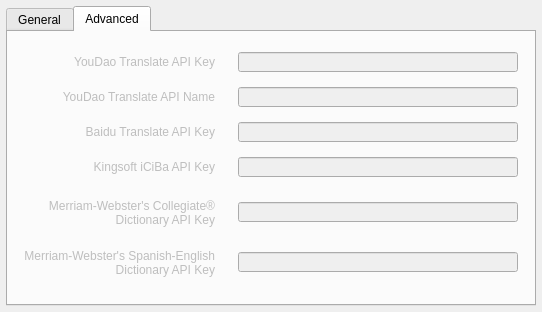
First picture: the form in contents/ui/config.ui, repository librehat/kdictionary, before the edit.
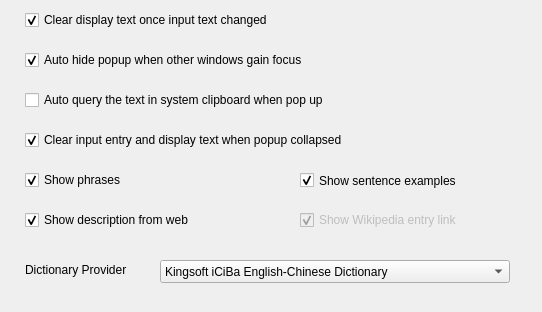
Second picture: the form after the edit. The open tabs and pages were chosen to show the change.

```diff
--- a/contents/ui/config.ui
+++ b/contents/ui/config.ui
@@ -19,28 +19,12 @@
   <property name="windowTitle">
    <string>Form</string>
   </property>
-  <widget class="QTabWidget" name="tabWidget">
-   <property name="geometry">
-    <rect>
-     <x>6</x>
-     <y>6</y>
-     <width>530</width>
-     <height>300</height>
-    </rect>
-   </property>
-   <property name="currentIndex">
-    <number>0</number>
-   </property>
-   <widget class="QWidget" name="tabGen">
-    <attribute name="title">
-     <string>General</string>
-    </attribute>
     <widget class="QCheckBox" name="kcfg_autoClear">
      <property name="geometry">
       <rect>
        <x>25</x>
-       <y>15</y>
-       <width>321</width>
+     <y>10</y>
+     <width>361</width>
        <height>20</height>
       </rect>
      </property>
@@ -51,11 +35,68 @@
       <bool>true</bool>
      </property>
     </widget>
+  <widget class="QCheckBox" name="kcfg_autoHide">
+   <property name="geometry">
+    <rect>
+     <x>25</x>
+     <y>50</y>
+     <width>331</width>
+     <height>20</height>
+    </rect>
+   </property>
+   <property name="toolTip">
+    <string>Only available when used as a popup applet.</string>
+   </property>
+   <property name="text">
+    <string>Auto hide popup when other windows gain focus</string>
+   </property>
+   <property name="checked">
+    <bool>true</bool>
+   </property>
+  </widget>
+  <widget class="QCheckBox" name="kcfg_autoQuery">
+   <property name="geometry">
+    <rect>
+     <x>25</x>
+     <y>90</y>
+     <width>381</width>
+     <height>20</height>
+    </rect>
+   </property>
+   <property name="toolTip">
+    <string>Only available when used as a popup applet.</string>
+   </property>
+   <property name="text">
+    <string>Auto query the text in system clipboard when pop up</string>
+   </property>
+   <property name="checked">
+    <bool>false</bool>
+   </property>
+  </widget>
+  <widget class="QCheckBox" name="kcfg_clearCollapsed">
+   <property name="geometry">
+    <rect>
+     <x>25</x>
+     <y>130</y>
+     <width>351</width>
+     <height>20</height>
+    </rect>
+   </property>
+   <property name="toolTip">
+    <string>Only available when used as a popup applet.</string>
+   </property>
+   <property name="text">
+    <string>Clear input entry and display text when popup collapsed</string>
+   </property>
+   <property name="checked">
+    <bool>true</bool>
+   </property>
+  </widget>
     <widget class="QCheckBox" name="kcfg_showPhrases">
      <property name="geometry">
       <rect>
        <x>25</x>
-       <y>155</y>
+     <y>170</y>
        <width>251</width>
        <height>20</height>
       </rect>
@@ -70,11 +111,43 @@
       <bool>true</bool>
      </property>
     </widget>
+  <widget class="QCheckBox" name="kcfg_showWebdict">
+   <property name="geometry">
+    <rect>
+     <x>25</x>
+     <y>210</y>
+     <width>251</width>
+     <height>20</height>
+    </rect>
+   </property>
+   <property name="toolTip">
+    <string>&lt;html&gt;&lt;head/&gt;&lt;body&gt;&lt;p&gt;Show description from web content.&lt;/p&gt;&lt;p&gt;Note: It's different from online dictionary providers.&lt;/p&gt;&lt;/body&gt;&lt;/html&gt;</string>
+   </property>
+   <property name="text">
+    <string>Show description from web</string>
+   </property>
+   <property name="checked">
+    <bool>true</bool>
+   </property>
+  </widget>
+  <widget class="QLabel" name="label_dictProvider">
+   <property name="geometry">
+    <rect>
+     <x>25</x>
+     <y>260</y>
+     <width>110</width>
+     <height>20</height>
+    </rect>
+   </property>
+   <property name="text">
+    <string>Dictionary Provider</string>
+   </property>
+  </widget>
     <widget class="QComboBox" name="kcfg_dictProvider">
      <property name="geometry">
       <rect>
-       <x>150</x>
-       <y>225</y>
+     <x>160</x>
+     <y>260</y>
        <width>350</width>
        <height>23</height>
       </rect>
@@ -115,65 +188,11 @@
       </property>
      </item>
     </widget>
-    <widget class="QLabel" name="label_dictProvider">
-     <property name="geometry">
-      <rect>
-       <x>25</x>
-       <y>225</y>
-       <width>110</width>
-       <height>20</height>
-      </rect>
-     </property>
-     <property name="text">
-      <string>Dictionary Provider</string>
-     </property>
-    </widget>
-    <widget class="QCheckBox" name="kcfg_showWebdict">
-     <property name="geometry">
-      <rect>
-       <x>25</x>
-       <y>190</y>
-       <width>251</width>
-       <height>20</height>
-      </rect>
-     </property>
-     <property name="toolTip">
-      <string>&lt;html&gt;&lt;head/&gt;&lt;body&gt;&lt;p&gt;Show description from web content.&lt;/p&gt;&lt;p&gt;Note: It's different from online dictionary providers.&lt;/p&gt;&lt;/body&gt;&lt;/html&gt;</string>
-     </property>
-     <property name="text">
-      <string>Show description from web</string>
-     </property>
-     <property name="checked">
-      <bool>true</bool>
-     </property>
-    </widget>
-    <widget class="QCheckBox" name="kcfg_showWiki">
-     <property name="enabled">
-      <bool>false</bool>
-     </property>
-     <property name="geometry">
-      <rect>
-       <x>290</x>
-       <y>190</y>
-       <width>220</width>
-       <height>20</height>
-      </rect>
-     </property>
-     <property name="text">
-      <string>Show Wikipedia entry link</string>
-     </property>
-     <property name="checkable">
-      <bool>true</bool>
-     </property>
-     <property name="checked">
-      <bool>true</bool>
-     </property>
-    </widget>
     <widget class="QCheckBox" name="kcfg_showSentences">
      <property name="geometry">
       <rect>
-       <x>290</x>
-       <y>155</y>
+     <x>300</x>
+     <y>170</y>
        <width>220</width>
        <height>21</height>
       </rect>
@@ -185,291 +204,27 @@
       <bool>true</bool>
      </property>
     </widget>
-    <widget class="QCheckBox" name="kcfg_autoHide">
-     <property name="geometry">
-      <rect>
-       <x>25</x>
-       <y>50</y>
-       <width>331</width>
-       <height>20</height>
-      </rect>
-     </property>
-     <property name="toolTip">
-      <string>Only available when used as a popup applet.</string>
-     </property>
-     <property name="text">
-      <string>Auto hide popup when other windows gain focus</string>
-     </property>
-     <property name="checked">
-      <bool>true</bool>
-     </property>
-    </widget>
-    <widget class="QCheckBox" name="kcfg_clearCollapsed">
-     <property name="geometry">
-      <rect>
-       <x>25</x>
-       <y>120</y>
-       <width>351</width>
-       <height>20</height>
-      </rect>
-     </property>
-     <property name="toolTip">
-      <string>Only available when used as a popup applet.</string>
-     </property>
-     <property name="text">
-      <string>Clear input entry and display text when popup collapsed</string>
-     </property>
-     <property name="checked">
-      <bool>true</bool>
-     </property>
-    </widget>
-    <widget class="QCheckBox" name="kcfg_autoQuery">
-     <property name="geometry">
-      <rect>
-       <x>25</x>
-       <y>85</y>
-       <width>381</width>
-       <height>20</height>
-      </rect>
-     </property>
-     <property name="toolTip">
-      <string>Only available when used as a popup applet.</string>
-     </property>
-     <property name="text">
-      <string>Auto query the text in system clipboard when pop up</string>
-     </property>
-     <property name="checked">
-      <bool>false</bool>
-     </property>
-    </widget>
-   </widget>
-   <widget class="QWidget" name="tabAdv">
+  <widget class="QCheckBox" name="kcfg_showWiki">
     <property name="enabled">
      <bool>false</bool>
     </property>
-    <attribute name="title">
-     <string>Advanced</string>
-    </attribute>
-    <widget class="QLineEdit" name="kcfg_youdao_key">
-     <property name="enabled">
-      <bool>false</bool>
-     </property>
      <property name="geometry">
       <rect>
-       <x>230</x>
-       <y>20</y>
-       <width>280</width>
-       <height>20</height>
-      </rect>
-     </property>
-     <property name="maxLength">
-      <number>100</number>
-     </property>
-     <property name="echoMode">
-      <enum>QLineEdit::PasswordEchoOnEdit</enum>
-     </property>
-    </widget>
-    <widget class="QLineEdit" name="kcfg_youdao_name">
-     <property name="enabled">
-      <bool>false</bool>
-     </property>
-     <property name="geometry">
-      <rect>
-       <x>230</x>
-       <y>55</y>
-       <width>280</width>
-       <height>20</height>
-      </rect>
-     </property>
-     <property name="maxLength">
-      <number>100</number>
-     </property>
-     <property name="echoMode">
-      <enum>QLineEdit::PasswordEchoOnEdit</enum>
-     </property>
-    </widget>
-    <widget class="QLineEdit" name="kcfg_baidu_key">
-     <property name="enabled">
-      <bool>false</bool>
-     </property>
-     <property name="geometry">
-      <rect>
-       <x>230</x>
-       <y>90</y>
-       <width>280</width>
-       <height>20</height>
-      </rect>
-     </property>
-     <property name="maxLength">
-      <number>100</number>
-     </property>
-     <property name="echoMode">
-      <enum>QLineEdit::PasswordEchoOnEdit</enum>
-     </property>
-    </widget>
-    <widget class="QLineEdit" name="kcfg_iciba_key">
-     <property name="enabled">
-      <bool>false</bool>
-     </property>
-     <property name="geometry">
-      <rect>
-       <x>230</x>
-       <y>125</y>
-       <width>280</width>
-       <height>20</height>
-      </rect>
-     </property>
-     <property name="maxLength">
-      <number>100</number>
-     </property>
-     <property name="echoMode">
-      <enum>QLineEdit::PasswordEchoOnEdit</enum>
-     </property>
-    </widget>
-    <widget class="QLabel" name="label_ydkey">
-     <property name="geometry">
-      <rect>
-       <x>16</x>
-       <y>20</y>
-       <width>191</width>
-       <height>20</height>
-      </rect>
-     </property>
-     <property name="text">
-      <string>YouDao Translate API Key</string>
-     </property>
-     <property name="alignment">
-      <set>Qt::AlignRight|Qt::AlignTrailing|Qt::AlignVCenter</set>
-     </property>
-    </widget>
-    <widget class="QLabel" name="label_ydname">
-     <property name="geometry">
-      <rect>
-       <x>16</x>
-       <y>55</y>
-       <width>191</width>
-       <height>20</height>
-      </rect>
-     </property>
-     <property name="text">
-      <string>YouDao Translate API Name</string>
-     </property>
-     <property name="alignment">
-      <set>Qt::AlignRight|Qt::AlignTrailing|Qt::AlignVCenter</set>
-     </property>
-    </widget>
-    <widget class="QLabel" name="label_baidu">
-     <property name="geometry">
-      <rect>
-       <x>16</x>
-       <y>90</y>
-       <width>191</width>
-       <height>20</height>
-      </rect>
-     </property>
-     <property name="text">
-      <string>Baidu Translate API Key</string>
-     </property>
-     <property name="alignment">
-      <set>Qt::AlignRight|Qt::AlignTrailing|Qt::AlignVCenter</set>
-     </property>
-    </widget>
-    <widget class="QLabel" name="label_iciba">
-     <property name="geometry">
-      <rect>
-       <x>16</x>
-       <y>125</y>
-       <width>191</width>
-       <height>20</height>
-      </rect>
-     </property>
-     <property name="text">
-      <string>Kingsoft iCiBa API Key</string>
-     </property>
-     <property name="alignment">
-      <set>Qt::AlignRight|Qt::AlignTrailing|Qt::AlignVCenter</set>
-     </property>
-    </widget>
-    <widget class="QLabel" name="label_mwcd">
-     <property name="geometry">
-      <rect>
-       <x>16</x>
-       <y>160</y>
-       <width>191</width>
-       <height>41</height>
-      </rect>
-     </property>
-     <property name="text">
-      <string>Merriam-Webster's Collegiate® Dictionary API Key</string>
-     </property>
-     <property name="alignment">
-      <set>Qt::AlignRight|Qt::AlignTrailing|Qt::AlignVCenter</set>
-     </property>
-     <property name="wordWrap">
-      <bool>true</bool>
-     </property>
-    </widget>
-    <widget class="QLineEdit" name="kcfg_mwcd_key">
-     <property name="enabled">
-      <bool>false</bool>
-     </property>
-     <property name="geometry">
-      <rect>
-       <x>230</x>
-       <y>170</y>
-       <width>280</width>
-       <height>20</height>
-      </rect>
-     </property>
-     <property name="maxLength">
-      <number>100</number>
-     </property>
-     <property name="echoMode">
-      <enum>QLineEdit::PasswordEchoOnEdit</enum>
-     </property>
-    </widget>
-    <widget class="QLabel" name="label_mwsd">
-     <property name="geometry">
-      <rect>
-       <x>16</x>
+     <x>300</x>
        <y>210</y>
-       <width>191</width>
-       <height>41</height>
-      </rect>
-     </property>
-     <property name="text">
-      <string>Merriam-Webster's Spanish-English Dictionary API Key</string>
-     </property>
-     <property name="alignment">
-      <set>Qt::AlignRight|Qt::AlignTrailing|Qt::AlignVCenter</set>
-     </property>
-     <property name="wordWrap">
-      <bool>true</bool>
-     </property>
-    </widget>
-    <widget class="QLineEdit" name="kcfg_mwsd_key">
-     <property name="enabled">
-      <bool>false</bool>
-     </property>
-     <property name="geometry">
-      <rect>
-       <x>230</x>
-       <y>220</y>
-       <width>280</width>
+     <width>220</width>
        <height>20</height>
       </rect>
      </property>
-     <property name="maxLength">
-      <number>100</number>
-     </property>
-     <property name="echoMode">
-      <enum>QLineEdit::PasswordEchoOnEdit</enum>
-     </property>
-     <property name="readOnly">
-      <bool>false</bool>
-     </property>
-    </widget>
-   </widget>
+   <property name="text">
+    <string>Show Wikipedia entry link</string>
+   </property>
+   <property name="checkable">
+    <bool>true</bool>
+   </property>
+   <property name="checked">
+    <bool>true</bool>
+   </property>
   </widget>
  </widget>
  <resources/>
```
Lines whose indentation alone changed are shown as unchanged.
